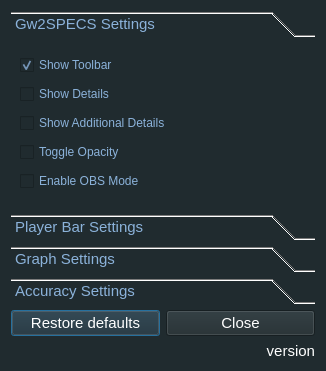
Tyrox92/Gw2SPECS, file configurator.ui: the form before one commit.
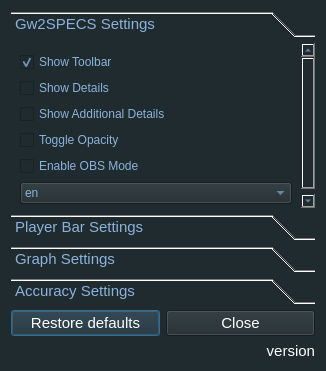
The form after the commit. The open tabs and pages were chosen to show the change.

The edit to the form file:
```diff
--- a/configurator.ui
+++ b/configurator.ui
@@ -128,8 +128,8 @@
        <rect>
         <x>0</x>
         <y>0</y>
-        <width>308</width>
-        <height>169</height>
+        <width>291</width>
+        <height>182</height>
        </rect>
       </property>
       <attribute name="label">
@@ -174,6 +174,25 @@
          </property>
         </widget>
        </item>
+       <item row="5" column="1">
+        <widget class="QComboBox" name="comboBoxLanguage">
+         <item>
+          <property name="text">
+           <string>en</string>
+          </property>
+         </item>
+         <item>
+          <property name="text">
+           <string>de</string>
+          </property>
+         </item>
+         <item>
+          <property name="text">
+           <string>fr</string>
+          </property>
+         </item>
+        </widget>
+       </item>
       </layout>
      </widget>
      <widget class="QWidget" name="soloSettings">
```
Left out of the diff: 12 changed lines with no effect on the pictures.
